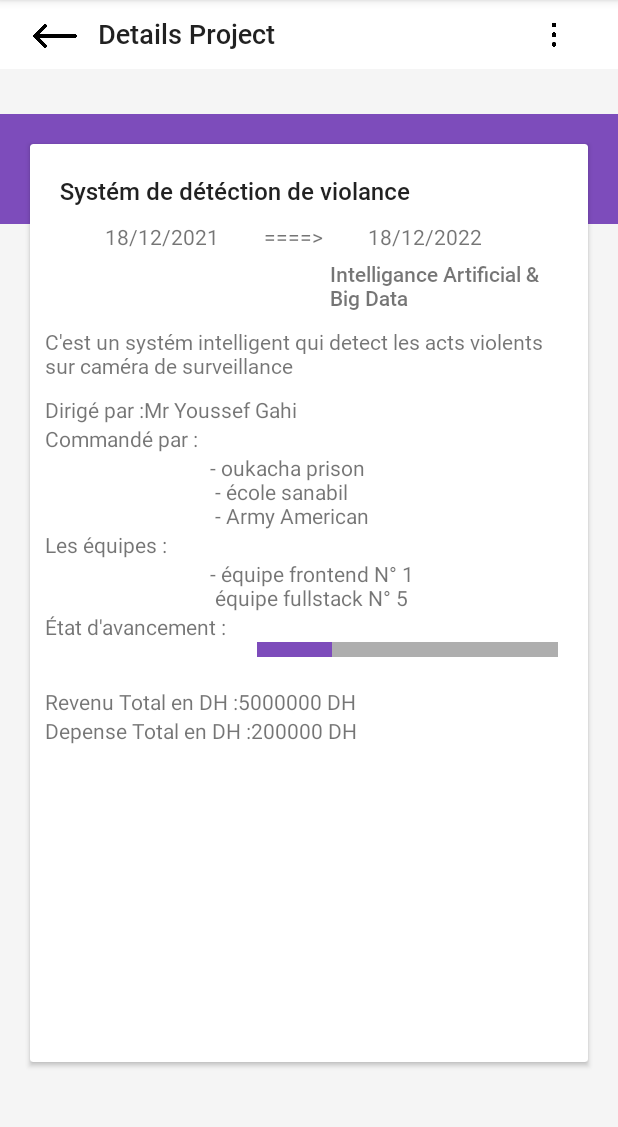
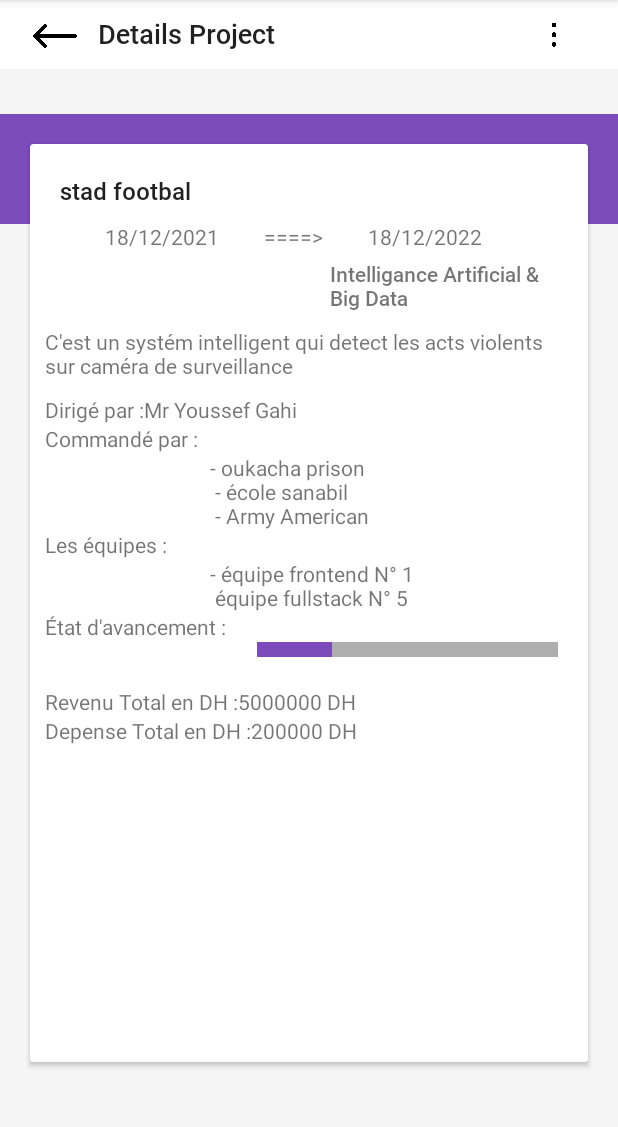
Before and after one commit to SoftClick-for-project-managment/SoftClick_mobile, an Android app: the fragment ListProjectsFragment placed in its activity, after a tap on "stad footbal", on a phone screen of 412 x 824 dp, the part 84-1211 px from its top. Run offline under Robolectric (Android 15) with nearby library versions, the phone set to English and light mode, and no system bars; 3 other taps on this screen came first.

Commit message:
object transfer between fragments done

```diff
--- a/app/src/main/java/com/job/softclick_mobile/adapters/Child_recyclerAdapter.java
+++ b/app/src/main/java/com/job/softclick_mobile/adapters/Child_recyclerAdapter.java
@@ -11,23 +11,24 @@ import androidx.annotation.NonNull;
 import androidx.recyclerview.widget.RecyclerView;
 
 import com.job.softclick_mobile.R;
+import com.job.softclick_mobile.models.Project;
 
 import java.util.List;
 
 public class Child_recyclerAdapter extends RecyclerView.Adapter<Child_recyclerAdapter.Child_viewHolder> {
 
-    List<String> projects;
+    List<Project> projects;
     OnItemClickListener onItemClickListener;
 
     public void setOnItemClickListener(OnItemClickListener onItemClickListener) {
         this.onItemClickListener = onItemClickListener;
     }
 
-    public void setProjects(List<String> projects) {
+    public void setProjects(List<Project> projects) {
         this.projects = projects;
     }
 
-    public Child_recyclerAdapter(List<String> projects) {
+    public Child_recyclerAdapter(List<Project> projects) {
         this.projects = projects;
     }
 
@@ -43,9 +44,9 @@ public class Child_recyclerAdapter extends RecyclerView.Adapter<Child_recyclerAd
 
     @Override
     public void onBindViewHolder(@NonNull Child_viewHolder holder, int position) {
-        String title_project = projects.get(position);
+        Project title_project = projects.get(position);
 
-        holder.title_project.setText(title_project);
+        holder.title_project.setText(title_project.getNameProject());
 
     }
 
--- a/app/src/main/java/com/job/softclick_mobile/adapters/MainRecyclerAdapter.java
+++ b/app/src/main/java/com/job/softclick_mobile/adapters/MainRecyclerAdapter.java
@@ -11,6 +11,7 @@ import androidx.annotation.NonNull;
 import androidx.recyclerview.widget.RecyclerView;
 
 import com.job.softclick_mobile.R;
+import com.job.softclick_mobile.models.Project;
 import com.job.softclick_mobile.models.Project_section;
 
 import java.util.List;
@@ -40,7 +41,7 @@ public class MainRecyclerAdapter extends RecyclerView.Adapter<MainRecyclerAdapte
     public void onBindViewHolder(@NonNull MainViewHolder holder, int position) {
         Project_section project_section = project_sectionList.get(position);
         String priority = project_section.getPriority();
-        List<String> projects = project_section.getProjects();
+        List<Project> projects = project_section.getProjects();
 
         holder.priority.setText(priority);
 
@@ -49,8 +50,8 @@ public class MainRecyclerAdapter extends RecyclerView.Adapter<MainRecyclerAdapte
         child_recyclerAdapter.setOnItemClickListener(new OnItemClickListener() {
             @Override
             public void onItemClick(int childPosition) {
-                String item = projects.get(childPosition);
-                rvItemClickListener.onChildItemClick(holder.getAdapterPosition(), childPosition, item);
+                Project item = projects.get(childPosition);
+                rvItemClickListener.onChildItemClick(holder.getAdapterPosition(), childPosition, item.getNameProject());
             }
         });
 
--- a/app/src/main/java/com/job/softclick_mobile/models/Project.java
+++ b/app/src/main/java/com/job/softclick_mobile/models/Project.java
@@ -1,8 +1,9 @@
 package com.job.softclick_mobile.models;
 
+import java.io.Serializable;
 import java.util.Date;
 
-public class Project {
+public class Project implements Serializable {
     private Integer idProject,imageProject;
     private String nameProject , descriptionProject , domain ;
     private Date dateDebut , dateFin;
@@ -21,6 +22,10 @@ public class Project {
         this.chefProject = chefProject;
         this.projectEtat = projectEtat;
         this.projectPriority = projectPriority;
+    }
+
+    public Project(String nameProject) {
+        this.nameProject = nameProject;
     }
 
     public Integer getIdProject() {
--- a/app/src/main/java/com/job/softclick_mobile/models/Project_section.java
+++ b/app/src/main/java/com/job/softclick_mobile/models/Project_section.java
@@ -4,12 +4,12 @@ import java.util.List;
 
 public class Project_section {
     String priority ;
-    List<String> projects;
+    List<Project> projects;
 
     public Project_section() {
     }
 
-    public Project_section(String priority, List<String> projects) {
+    public Project_section(String priority, List<Project> projects) {
         this.priority = priority;
         this.projects = projects;
     }
@@ -22,11 +22,11 @@ public class Project_section {
         this.priority = priority;
     }
 
-    public List<String> getProjects() {
+    public List<Project> getProjects() {
         return projects;
     }
 
-    public void setProjects(List<String> projects) {
+    public void setProjects(List<Project> projects) {
         this.projects = projects;
     }
 }
--- a/app/src/main/java/com/job/softclick_mobile/ui/DetailProjectFragment.java
+++ b/app/src/main/java/com/job/softclick_mobile/ui/DetailProjectFragment.java
@@ -24,6 +24,7 @@ import com.google.android.material.dialog.MaterialAlertDialogBuilder;
 import com.google.android.material.progressindicator.LinearProgressIndicator;
 import com.job.softclick_mobile.R;
 import com.job.softclick_mobile.databinding.FragmentDetailProjectBinding;
+import com.job.softclick_mobile.models.Project;
 
 /**
  * A simple {@link Fragment} subclass.
@@ -34,7 +35,7 @@ public class DetailProjectFragment extends Fragment {
 
     // TODO: Rename parameter arguments, choose names that match
     // the fragment initialization parameters, e.g. ARG_ITEM_NUMBER
-    private static final String ARG_PARAM1 = "param1";
+    private static final String ARG_PARAM1 = "project";
     private static final String ARG_PARAM2 = "param2";
 
     private FragmentDetailProjectBinding binding;
@@ -43,7 +44,7 @@ public class DetailProjectFragment extends Fragment {
     ImageView flesh_back , moreOptions;
 
     // TODO: Rename and change types of parameters
-    private String mParam1;
+    private Project project;
     private String mParam2;
 
     public DetailProjectFragment() {
@@ -72,7 +73,7 @@ public class DetailProjectFragment extends Fragment {
     public void onCreate(Bundle savedInstanceState) {
         super.onCreate(savedInstanceState);
         if (getArguments() != null) {
-            mParam1 = getArguments().getString(ARG_PARAM1);
+            project = (Project) getArguments().getSerializable(ARG_PARAM1);
             mParam2 = getArguments().getString(ARG_PARAM2);
         }
         setHasOptionsMenu(true);
@@ -130,9 +131,10 @@ public class DetailProjectFragment extends Fragment {
                             switch (menuItem.getItemId()) {
                                 case R.id.edit:
 
-                                    Fragment fragment = new EmployeeFormFragment();
+                                    Fragment fragment = new AddProjectFragment();
 
                                     Bundle bundle = new Bundle();
+                                    bundle.putSerializable("project", project);
                                     fragment.setArguments(bundle);
 
                                     FragmentManager fragmentManager = getActivity().getSupportFragmentManager();
@@ -184,7 +186,7 @@ public class DetailProjectFragment extends Fragment {
     }
 
     public void fetchDate(){
-        project_name.setText("Systém de détéction de violance");
+        project_name.setText(project.getNameProject());
         domain.setText("Intelligance Artificial & Big Data");
         date_debut.setText("18/12/2021");
         date_fin.setText("18/12/2022");
--- a/app/src/main/java/com/job/softclick_mobile/ui/ListProjectsFragment.java
+++ b/app/src/main/java/com/job/softclick_mobile/ui/ListProjectsFragment.java
@@ -3,6 +3,8 @@ package com.job.softclick_mobile.ui;
 import android.os.Bundle;
 
 import androidx.fragment.app.Fragment;
+import androidx.fragment.app.FragmentManager;
+import androidx.fragment.app.FragmentTransaction;
 import androidx.recyclerview.widget.RecyclerView;
 
 import android.view.LayoutInflater;
@@ -16,6 +18,7 @@ import com.job.softclick_mobile.adapters.MainRecyclerAdapter;
 import com.job.softclick_mobile.adapters.OnItemClickListener;
 import com.job.softclick_mobile.adapters.RvItemClickListener;
 import com.job.softclick_mobile.databinding.FragmentListProjectsBinding;
+import com.job.softclick_mobile.models.Project;
 import com.job.softclick_mobile.models.Project_section;
 
 import java.util.ArrayList;
@@ -105,20 +108,20 @@ public class ListProjectsFragment extends Fragment implements RvItemClickListene
     }
     private void initData(){
         String priority_1 = "hight priority";
-        List<String> section_priority_1 = new ArrayList<>();
-        section_priority_1.add("Violance");section_priority_1.add("wizara important");
+        List<Project> section_priority_1 = new ArrayList<>();
+        section_priority_1.add(new Project("Violance"));section_priority_1.add(new Project("wizara important"));
 
         String priority_2 = "meduim priority";
-        List<String> section_priority_2 = new ArrayList<>();
-        section_priority_2.add("mat3am jami3i");section_priority_2.add("stad footbal");
+        List<Project> section_priority_2 = new ArrayList<>();
+        section_priority_2.add(new Project("mat3am jami3i"));section_priority_2.add(new Project("stad footbal"));
 
         String priority_3 = "normal priority";
-        List<String> section_priority_3 = new ArrayList<>();
-        section_priority_3.add("ecommerce site web");section_priority_3.add("mobile app reservation");
+        List<Project> section_priority_3 = new ArrayList<>();
+        section_priority_3.add(new Project("ecommerce site web"));section_priority_3.add(new Project("mobile app reservation"));
 
         String priority_4 = "not important";
-        List<String> section_priority_4 = new ArrayList<>();
-        section_priority_4.add("maintenance stock");section_priority_4.add("maintenance inventair");
+        List<Project> section_priority_4 = new ArrayList<>();
+        section_priority_4.add(new Project("maintenance stock"));section_priority_4.add(new Project("maintenance inventair"));
 
 
         sections.add(new Project_section(priority_1,section_priority_1));
@@ -131,12 +134,20 @@ public class ListProjectsFragment extends Fragment implements RvItemClickListene
     @Override
     public void onChildItemClick(int parentPosition, int childPosition, String item) {
         Toast.makeText(getContext(), item + "is selected", Toast.LENGTH_SHORT).show();
-        try {
-            getActivity().getSupportFragmentManager().beginTransaction().replace(R.id.flContent,(Fragment) DetailProjectFragment.class.newInstance(),"DET").addToBackStack("DET").commit() ;
-        } catch (IllegalAccessException e) {
-            e.printStackTrace();
-        } catch (java.lang.InstantiationException e) {
-            e.printStackTrace();
-        }
+        Project project = sections.get(parentPosition).getProjects().get(childPosition);
+        Fragment fragment = new DetailProjectFragment();
+
+        Bundle bundle = new Bundle();
+        bundle.putSerializable("project", project);
+        fragment.setArguments(bundle);
+
+        FragmentManager fragmentManager = getActivity().getSupportFragmentManager();
+        FragmentTransaction fragmentTransaction = fragmentManager.beginTransaction();
+        fragmentTransaction.replace(R.id.flContent, fragment);
+        fragmentTransaction.addToBackStack(null);
+        fragmentTransaction.commit();
+
+        //          getActivity().getSupportFragmentManager().beginTransaction().replace(R.id.flContent,(Fragment) DetailProjectFragment.class.newInstance(),"DET").addToBackStack("DET").commit() ;
+
     }
 }
--- a/app/src/main/res/values/strings.xml
+++ b/app/src/main/res/values/strings.xml
@@ -20,4 +20,8 @@
     <string name="project_name_hint">Project Name</string>
     <string name="desciption_hint">Description</string>
     <string name="revenue_hint">Revenue en DH</string>
+    <string name="addbtn">Add</string>
+    <string name="updatebtn">Update</string>
+    <string name="add_project">Add Project</string>
+    <string name="update_project">Update Project</string>
 </resources>
```
Also changed, not shown: app/src/main/java/com/job/softclick_mobile/ui/AddProjectFragment.java (+34 -17 lines), app/src/main/res/layout/fragment_add_project.xml (+33 -9 lines).
